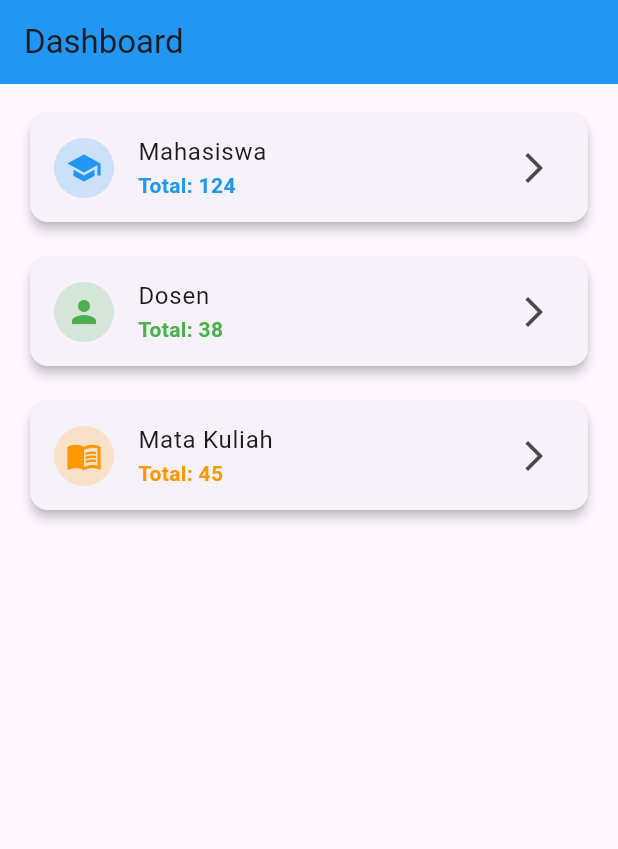
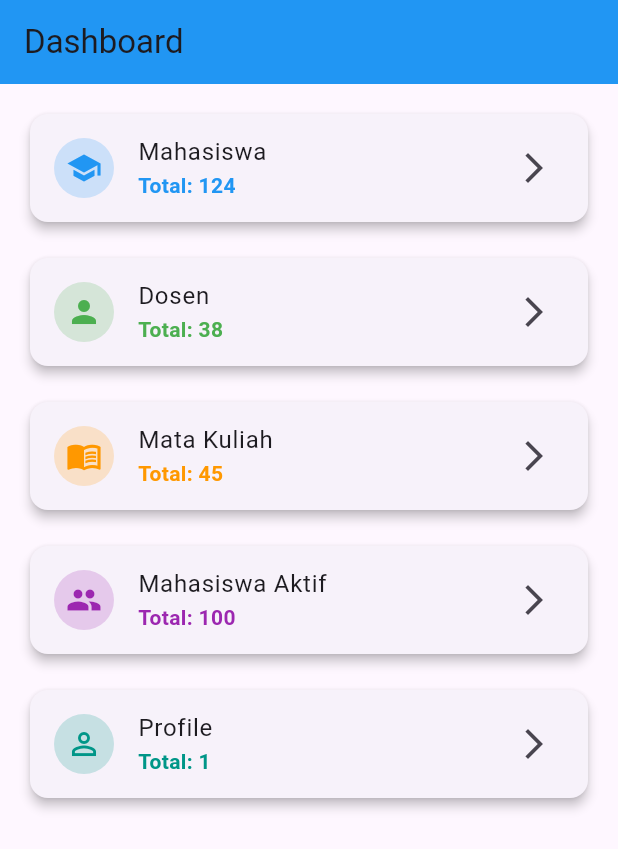
Before and after one commit to roisatul812/Aplikasi_Mobile, a Flutter app: the screen it shows after launch, on a phone screen of 412 x 824 dp. Shown: the top 849 px of the screen. Run offline on Flutter 3.47's test engine with Material 3 defaults, Android fonts, the phone set to English and light mode, and no system bars; our stand-ins replace flutter_riverpod.

Commit message:
Modul 4 (Navigation & Routing)

```diff
--- /dev/null
+++ b/praktikum_mobile_1/lib/features/dashboard/dashboard_page.dart
@@ -0,0 +1,153 @@
+import 'package:flutter/material.dart';
+import 'package:provider/provider.dart';
+import 'dashboard_provider.dart';
+
+import 'package:praktikum_mobile_1/features/dosen/presentation/pages/dosen_page.dart';
+import 'package:praktikum_mobile_1/features/mahasiswa/presentation/pages/mahasiswa_page.dart';
+import 'package:praktikum_mobile_1/features/mahasiswa_aktif/presentation/pages/mahasiswa_aktif_page.dart';
+import 'package:praktikum_mobile_1/features/profile/presentation/pages/profile_page.dart';
+import 'package:praktikum_mobile_1/features/matkul/presentation/pages/matkul_page.dart';
+
+class DashboardPage extends StatelessWidget {
+  const DashboardPage({super.key});
+
+  @override
+  Widget build(BuildContext context) {
+    final dashboard = Provider.of<DashboardProvider>(context);
+
+    return Scaffold(
+      appBar: AppBar(
+        title: const Text("Dashboard"),
+        backgroundColor: Colors.blue,
+      ),
+      body: Padding(
+        padding: const EdgeInsets.all(16),
+        child: Column(
+          children: [
+            /// Mahasiswa
+            dashboardCard(
+              icon: Icons.school,
+              title: "Mahasiswa",
+              total: dashboard.totalMahasiswa,
+              color: Colors.blue,
+              onTap: () {
+                Navigator.push(
+                  context,
+                  MaterialPageRoute(
+                    builder: (_) => const MahasiswaPage(),
+                  ),
+                );
+              },
+            ),
+
+            const SizedBox(height: 16),
+
+            /// Dosen
+            dashboardCard(
+              icon: Icons.person,
+              title: "Dosen",
+              total: dashboard.totalDosen,
+              color: Colors.green,
+              onTap: () {
+                Navigator.push(
+                  context,
+                  MaterialPageRoute(
+                    builder: (_) => const DosenPage(),
+                  ),
+                );
+              },
+            ),
+
+            const SizedBox(height: 16),
+
+            /// Mata Kuliah
+            dashboardCard(
+  icon: Icons.menu_book,
+  title: "Mata Kuliah",
+  total: dashboard.totalMatkul,
+  color: Colors.orange,
+  onTap: () {
+    Navigator.push(
+      context,
+      MaterialPageRoute(
+        builder: (_) => const MatkulPage(),
+      ),
+    );
+  },
+),
+
+            const SizedBox(height: 16),
+
+            /// Mahasiswa Aktif
+            dashboardCard(
+              icon: Icons.people,
+              title: "Mahasiswa Aktif",
+              total: 100,
+              color: Colors.purple,
+              onTap: () {
+                Navigator.push(
+                  context,
+                  MaterialPageRoute(
+                    builder: (_) => const MahasiswaAktifPage(),
+                  ),
+                );
+              },
+            ),
+
+            const SizedBox(height: 16),
+
+            /// Profile
+            dashboardCard(
+              icon: Icons.person_outline,
+              title: "Profile",
+              total: 1,
+              color: Colors.teal,
+              onTap: () {
+                Navigator.push(
+                  context,
+                  MaterialPageRoute(
+                    builder: (_) => const ProfilePage(),
+                  ),
+                );
+              },
+            ),
+          ],
+        ),
+      ),
+    );
+  }
+
+  Widget dashboardCard({
+    required IconData icon,
+    required String title,
+    required int total,
+    required Color color,
+    VoidCallback? onTap,
+  }) {
+    return Card(
+      elevation: 3,
+      shape: RoundedRectangleBorder(
+        borderRadius: BorderRadius.circular(12),
+      ),
+      child: InkWell(
+        borderRadius: BorderRadius.circular(12),
+        onTap: onTap,
+        child: ListTile(
+          leading: CircleAvatar(
+            backgroundColor: color.withOpacity(0.2),
+            child: Icon(icon, color: color),
+          ),
+          title: Text(title),
+          subtitle: Text(
+            "Total: $total",
+            style: TextStyle(
+              color: color,
+              fontWeight: FontWeight.bold,
+            ),
+          ),
+          trailing: const Icon(Icons.arrow_forward_ios),
+        ),
+      ),
+    );
+  }
+}
--- /dev/null
+++ b/praktikum_mobile_1/lib/features/dashboard/dashboard_provider.dart
@@ -0,0 +1,7 @@
+import 'package:flutter/material.dart';
+
+class DashboardProvider extends ChangeNotifier {
+  int totalMahasiswa = 124;
+  int totalDosen = 38;
+  int totalMatkul = 45;
+}
--- /dev/null
+++ b/praktikum_mobile_1/lib/features/dosen/data/models/dosen_model.dart
@@ -0,0 +1,11 @@
+class Dosen {
+  final String nama;
+  final String nidn;
+  final String bidang;
+
+  Dosen({
+    required this.nama,
+    required this.nidn,
+    required this.bidang,
+  });
+}
--- a/praktikum_mobile_1/lib/main.dart
+++ b/praktikum_mobile_1/lib/main.dart
@@ -1,10 +1,19 @@
 import 'package:flutter/material.dart';
-import 'package:provider/provider.dart';
-import 'pages/dashboard_page.dart';
-import 'providers/dashboard_provider.dart';
+import 'package:flutter_riverpod/flutter_riverpod.dart';
+import 'package:provider/provider.dart' as provider;
+
+import 'package:praktikum_mobile_1/features/dashboard/dashboard_provider.dart';
+import 'package:praktikum_mobile_1/features/dashboard/dashboard_page.dart';
 
 void main() {
-  runApp(const MyApp());
+  runApp(
+    ProviderScope(
+      child: provider.ChangeNotifierProvider(
+        create: (_) => DashboardProvider(),
+        child: const MyApp(),
+      ),
+    ),
+  );
 }
 
 class MyApp extends StatelessWidget {
@@ -12,14 +21,9 @@ class MyApp extends StatelessWidget {
 
   @override
   Widget build(BuildContext context) {
-
-    return ChangeNotifierProvider(
-      create: (_) => DashboardProvider(),
-
-      child: MaterialApp(
-        debugShowCheckedModeBanner: false,
-        home: const DashboardPage(),
-      ),
+    return const MaterialApp(
+      debugShowCheckedModeBanner: false,
+      home: DashboardPage(),
     );
   }
 }
```
Also changed, not shown: praktikum_mobile_1/lib/core/constants/app_constants.dart (added, +14 -0 lines), praktikum_mobile_1/lib/features/dosen/data/repositories/dosen_repository.dart (added, +28 -0 lines), praktikum_mobile_1/lib/features/dosen/presentation/pages/dosen_page.dart (added, +37 -0 lines), praktikum_mobile_1/lib/features/dosen/presentation/providers/dosen_provider.dart (added, +14 -0 lines), praktikum_mobile_1/lib/features/dosen/presentation/widgets/dosen_widget.dart (added, +22 -0 lines), praktikum_mobile_1/lib/features/mahasiswa/presentation/pages/mahasiswa_page.dart (added, +20 -0 lines), praktikum_mobile_1/lib/features/mahasiswa_aktif/presentation/pages/mahasiswa_aktif_page.dart (added, +20 -0 lines), praktikum_mobile_1/lib/features/matkul/presentation/pages/matkul_page.dart (added, +35 -0 lines), praktikum_mobile_1/lib/features/profile/presentation/pages/profile_page.dart (added, +20 -0 lines), praktikum_mobile_1/lib/pages/dashboard_page.dart (+20 -0 lines), 2 other files.
